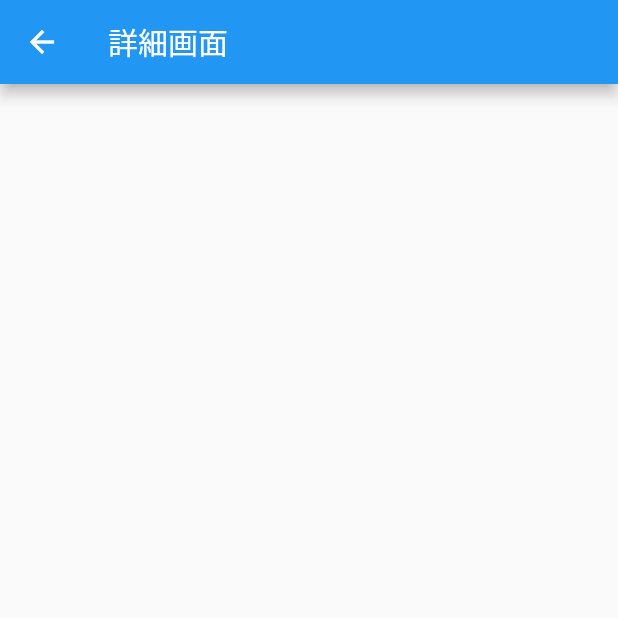
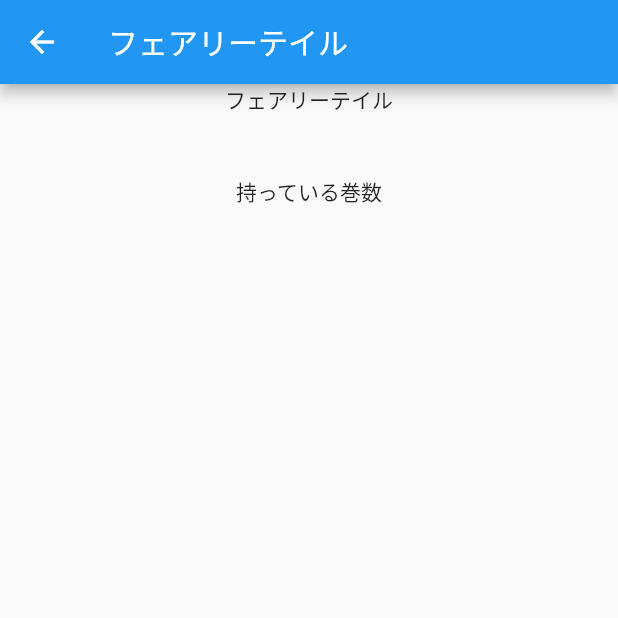
Before and after one commit to iseruuuuu/manga_check_app, a Flutter app: the DetailScreen screen opened directly, on a phone screen of 412 x 824 dp, the top half of it. Run offline on Flutter 3.47's test engine with Material 2 defaults, Android fonts, the light colour scheme and no system bars.

Commit message:
add: create detail

```diff
--- a/lib/screen/detail_screen.dart
+++ b/lib/screen/detail_screen.dart
@@ -7,7 +7,18 @@
   Widget build(BuildContext context) {
     return Scaffold(
       appBar: AppBar(
-        title: Text('詳細画面'),
+        title: Text('フェアリーテイル'),
+      ),
+      body: SingleChildScrollView(
+        child: Center(
+          child: Column(
+            children: [
+              Text('フェアリーテイル'),
+              SizedBox(height: 40),
+              Text('持っている巻数'),
+            ],
+          ),
+        ),
       ),
     );
   }
```
